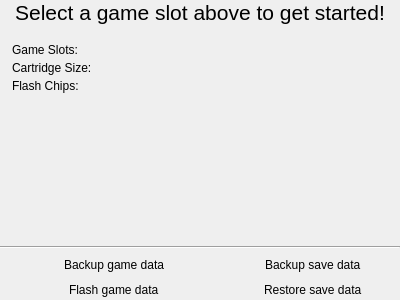
This is src/ui/qt/detail/ngp_fm_cartridge_info_widget.ui in TheFlav/Flash-Masta-Desktop as Qt 5 draws it before an edit. The edited form follows.
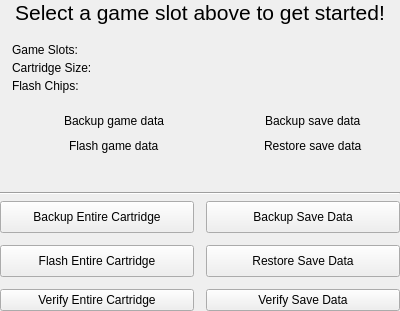
This is the edited form. Icons and pictures are not drawn.

Commit message: Re-added ways to perform operations on entire cartridges instead of individual slots

What changed in the file:
```diff
--- a/src/ui/qt/detail/ngp_fm_cartridge_info_widget.ui
+++ b/src/ui/qt/detail/ngp_fm_cartridge_info_widget.ui
@@ -7,9 +7,15 @@
     <x>0</x>
     <y>0</y>
     <width>400</width>
-    <height>300</height>
+    <height>311</height>
    </rect>
   </property>
+  <property name="sizePolicy">
+   <sizepolicy hsizetype="Preferred" vsizetype="MinimumExpanding">
+    <horstretch>0</horstretch>
+    <verstretch>0</verstretch>
+   </sizepolicy>
+  </property>
   <property name="windowTitle">
    <string>Form</string>
   </property>
@@ -123,29 +129,6 @@
      </item>
     </layout>
    </item>
-   <item>
-    <spacer name="verticalSpacer_2">
-     <property name="orientation">
-      <enum>Qt::Vertical</enum>
-     </property>
-     <property name="sizeType">
-      <enum>QSizePolicy::Expanding</enum>
-     </property>
-     <property name="sizeHint" stdset="0">
-      <size>
-       <width>0</width>
-       <height>20</height>
-      </size>
-     </property>
-    </spacer>
-   </item>
-   <item>
-    <widget class="Line" name="line">
-     <property name="orientation">
-      <enum>Qt::Horizontal</enum>
-     </property>
-    </widget>
-   </item>
    <item>
     <layout class="QGridLayout" name="gridLayout">
      <property name="leftMargin">
@@ -549,6 +532,192 @@
      </item>
     </layout>
    </item>
+   <item>
+    <spacer name="verticalSpacer">
+     <property name="orientation">
+      <enum>Qt::Vertical</enum>
+     </property>
+     <property name="sizeHint" stdset="0">
+      <size>
+       <width>20</width>
+       <height>0</height>
+      </size>
+     </property>
+    </spacer>
+   </item>
+   <item>
+    <widget class="Line" name="line">
+     <property name="orientation">
+      <enum>Qt::Horizontal</enum>
+     </property>
+    </widget>
+   </item>
+   <item>
+    <layout class="QHBoxLayout" name="cartActionsHorizontalLayout" stretch="0,1,0">
+     <property name="spacing">
+      <number>0</number>
+     </property>
+     <property name="leftMargin">
+      <number>0</number>
+     </property>
+     <property name="topMargin">
+      <number>0</number>
+     </property>
+     <property name="rightMargin">
+      <number>0</number>
+     </property>
+     <property name="bottomMargin">
+      <number>0</number>
+     </property>
+     <item>
+      <spacer name="horizontalSpacer_5">
+       <property name="orientation">
+        <enum>Qt::Horizontal</enum>
+       </property>
+       <property name="sizeHint" stdset="0">
+        <size>
+         <width>0</width>
+         <height>20</height>
+        </size>
+       </property>
+      </spacer>
+     </item>
+     <item>
+      <layout class="QGridLayout" name="cartActionsGridLayout">
+       <property name="leftMargin">
+        <number>0</number>
+       </property>
+       <property name="topMargin">
+        <number>0</number>
+       </property>
+       <property name="rightMargin">
+        <number>0</number>
+       </property>
+       <property name="bottomMargin">
+        <number>0</number>
+       </property>
+       <property name="spacing">
+        <number>12</number>
+       </property>
+       <item row="1" column="1">
+        <widget class="QPushButton" name="cartActionRestoreSaveButton">
+         <property name="minimumSize">
+          <size>
+           <width>0</width>
+           <height>32</height>
+          </size>
+         </property>
+         <property name="maximumSize">
+          <size>
+           <width>250</width>
+           <height>16777215</height>
+          </size>
+         </property>
+         <property name="text">
+          <string>Restore Save Data</string>
+         </property>
+        </widget>
+       </item>
+       <item row="1" column="0">
+        <widget class="QPushButton" name="cartActionFlashGameButton">
+         <property name="minimumSize">
+          <size>
+           <width>0</width>
+           <height>32</height>
+          </size>
+         </property>
+         <property name="maximumSize">
+          <size>
+           <width>250</width>
+           <height>16777215</height>
+          </size>
+         </property>
+         <property name="text">
+          <string>Flash Entire Cartridge</string>
+         </property>
+        </widget>
+       </item>
+       <item row="0" column="0">
+        <widget class="QPushButton" name="cartActionBackupGameButton">
+         <property name="minimumSize">
+          <size>
+           <width>0</width>
+           <height>32</height>
+          </size>
+         </property>
+         <property name="maximumSize">
+          <size>
+           <width>250</width>
+           <height>16777215</height>
+          </size>
+         </property>
+         <property name="text">
+          <string>Backup Entire Cartridge</string>
+         </property>
+        </widget>
+       </item>
+       <item row="0" column="1">
+        <widget class="QPushButton" name="cartActionBackupSaveButton">
+         <property name="minimumSize">
+          <size>
+           <width>0</width>
+           <height>32</height>
+          </size>
+         </property>
+         <property name="maximumSize">
+          <size>
+           <width>250</width>
+           <height>16777215</height>
+          </size>
+         </property>
+         <property name="text">
+          <string>Backup Save Data</string>
+         </property>
+        </widget>
+       </item>
+       <item row="2" column="0">
+        <widget class="QPushButton" name="cartActionVerifyGameButton">
+         <property name="maximumSize">
+          <size>
+           <width>250</width>
+           <height>16777215</height>
+          </size>
+         </property>
+         <property name="text">
+          <string>Verify Entire Cartridge</string>
+         </property>
+        </widget>
+       </item>
+       <item row="2" column="1">
+        <widget class="QPushButton" name="cartActionVerifySaveButton">
+         <property name="maximumSize">
+          <size>
+           <width>250</width>
+           <height>16777215</height>
+          </size>
+         </property>
+         <property name="text">
+          <string>Verify Save Data</string>
+         </property>
+        </widget>
+       </item>
+      </layout>
+     </item>
+     <item>
+      <spacer name="horizontalSpacer_6">
+       <property name="orientation">
+        <enum>Qt::Horizontal</enum>
+       </property>
+       <property name="sizeHint" stdset="0">
+        <size>
+         <width>0</width>
+         <height>20</height>
+        </size>
+       </property>
+      </spacer>
+     </item>
+    </layout>
+   </item>
   </layout>
  </widget>
  <resources/>
```
Left out of the diff: 8 changed lines with no effect on the pictures. The commit also changes 4 other files.
